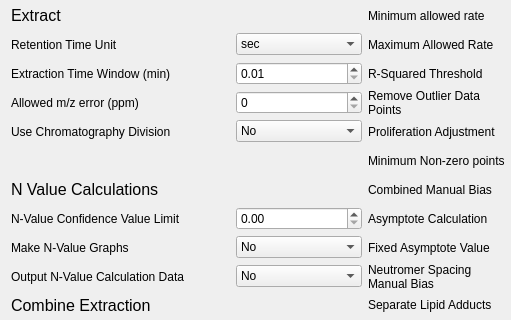
Before: the Qt Designer form ui_files/Settings_Menu.ui in JC-Price/DeuteRater, drawn with Qt 5; both pictures show x 0 to 511 and y 118 to 438 of the 785 by 618 pixel window.
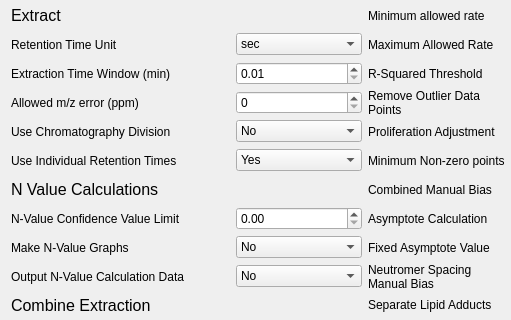
After: the same form once the commit is applied.

Commit message: Added Use Individual RT setting to Settings menu

The edit to the form file:
```diff
--- a/ui_files/Settings_Menu.ui
+++ b/ui_files/Settings_Menu.ui
@@ -296,6 +296,36 @@
      </property>
     </widget>
    </item>
+   <item row="9" column="0">
+    <widget class="QLabel" name="label_55">
+     <property name="acceptDrops">
+      <bool>false</bool>
+     </property>
+     <property name="text">
+      <string>Use Individual Retention Times</string>
+     </property>
+     <property name="scaledContents">
+      <bool>false</bool>
+     </property>
+     <property name="wordWrap">
+      <bool>true</bool>
+     </property>
+    </widget>
+   </item>
+   <item row="9" column="1">
+    <widget class="QComboBox" name="use_individual_rts">
+     <item>
+      <property name="text">
+       <string>Yes</string>
+      </property>
+     </item>
+     <item>
+      <property name="text">
+       <string>No</string>
+      </property>
+     </item>
+    </widget>
+   </item>
    <item row="0" column="0">
     <widget class="QLabel" name="label_5">
      <property name="font">
```
The commit also changes 1 other file.
